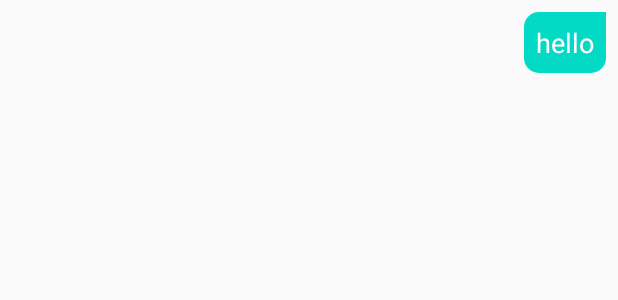
After one commit to OmarHerrera97/MensajeriaInstantanea, an Android app: the layout chat_item_right.xml on its own in the app's theme, with its tools: preview values and no code run, on a phone screen of 412 x 824 dp. The commit adds this screen. Shown: the top 300 px of the screen. Run offline under Robolectric (Android 15) with nearby library versions, the phone set to English and light mode, and no system bars.

Commit message:
Correcion de bugs en chats

```diff
--- a/app/src/main/AndroidManifest.xml
+++ b/app/src/main/AndroidManifest.xml
@@ -9,7 +9,8 @@
         android:roundIcon="@mipmap/ic_launcher_round"
         android:supportsRtl="true"
         android:theme="@style/AppTheme">
-        <activity android:name=".LoginActivity"></activity>
+        <activity android:name=".MessageActivity"></activity>
+        <activity android:name=".LoginActivity" />
         <activity android:name=".StartActivity" />
         <activity android:name=".RegisterActivity" />
         <activity android:name=".MainActivity">
--- /dev/null
+++ b/app/src/main/res/drawable-v24/background_right.xml
@@ -0,0 +1,11 @@
+<?xml version="1.0" encoding="utf-8"?>
+<shape xmlns:android="http://schemas.android.com/apk/res/android"
+    android:shape="rectangle">
+
+    <corners
+        android:radius="10dp"
+        android:topRightRadius="0dp"/>
+
+    <solid android:color="@color/colorAccent"/>
+
+</shape>
--- /dev/null
+++ b/app/src/main/res/layout/chat_item_right.xml
@@ -0,0 +1,36 @@
+<?xml version="1.0" encoding="utf-8"?>
+<RelativeLayout
+    xmlns:android="http://schemas.android.com/apk/res/android"
+    android:layout_width="match_parent"
+    android:padding="8dp"
+    android:layout_height="wrap_content">
+
+    <RelativeLayout
+        android:layout_width="300dp"
+        android:layout_alignParentEnd="true"
+        android:layout_height="wrap_content"
+        android:layout_alignParentRight="true">
+
+        <de.hdodenhof.circleimageview.CircleImageView
+            android:layout_width="wrap_content"
+            android:layout_height="wrap_content"
+            android:id="@+id/profile_image"
+            android:visibility="gone"/>
+
+        <TextView
+            android:layout_width="wrap_content"
+            android:layout_height="wrap_content"
+            android:background="@drawable/background_right"
+            android:text="hello"
+            android:layout_alignParentEnd="true"
+            android:id="@+id/show_message"
+            android:textSize="18sp"
+            android:textColor="#fff"
+            android:padding="8dp"
+            android:layout_alignParentRight="true" />
+
+
+
+    </RelativeLayout>
+
+</RelativeLayout>
--- a/build.gradle
+++ b/build.gradle
@@ -8,7 +8,7 @@ buildscript {
 
     }
     dependencies {
-        classpath 'com.android.tools.build:gradle:3.6.3'
+        classpath 'com.android.tools.build:gradle:4.0.0'
         classpath 'com.google.gms:google-services:4.3.3'
 
 
```
Also changed, not shown: app/src/main/java/com/uisrael/mensajeriainstantanea/Adapters/MessageAdapter.java (added, +83 -0 lines), app/src/main/java/com/uisrael/mensajeriainstantanea/Adapters/UserAdapter.java (+15 -4 lines), app/src/main/java/com/uisrael/mensajeriainstantanea/MessageActivity.java (added, +143 -0 lines), app/src/main/java/com/uisrael/mensajeriainstantanea/Models/Chat.java (added, +42 -0 lines), app/src/main/res/drawable-v24/background_left.xml (added, +11 -0 lines), app/src/main/res/layout/activity_message.xml (added, +75 -0 lines), app/src/main/res/layout/chat_item_left.xml (added, +27 -0 lines), gradle/wrapper/gradle-wrapper.properties.
